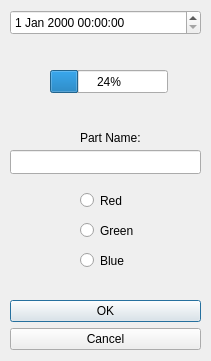
Old version of the form worksheet6/QTproject/optiondialog.ui in the repository ABokanan/2025_eeyab13.
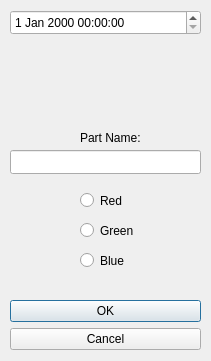
New version of the form.

The edit to the form file:
```diff
--- a/worksheet6/QTproject/optiondialog.ui
+++ b/worksheet6/QTproject/optiondialog.ui
@@ -101,19 +101,6 @@
     <string>Part Name:</string>
    </property>
   </widget>
-  <widget class="QProgressBar" name="progressBar">
-   <property name="geometry">
-    <rect>
-     <x>50</x>
-     <y>70</y>
-     <width>118</width>
-     <height>23</height>
-    </rect>
-   </property>
-   <property name="value">
-    <number>24</number>
-   </property>
-  </widget>
  </widget>
  <resources/>
  <connections>
```
